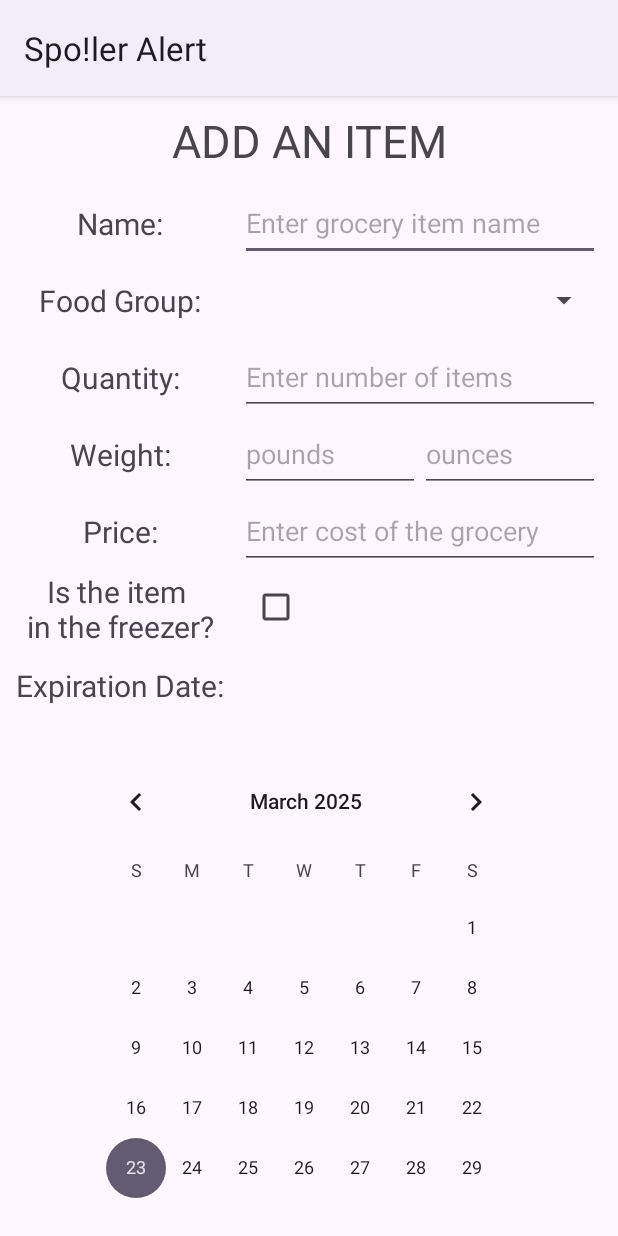
After one commit to lesandra007/Spo-ler-Alert, an Android app: the fragment AddGroceryFragment shown on its own in the app's theme, on a phone screen of 412 x 824 dp. The commit adds this screen. Run offline under Robolectric (Android 15) with nearby library versions, the phone set to English and light mode, and no system bars.

Commit message:
Adding basic UI fragment for grocery input. Has no navigation nor database capabilities yet.

```diff
--- a/app/build.gradle.kts
+++ b/app/build.gradle.kts
@@ -29,6 +29,9 @@ android {
         sourceCompatibility = JavaVersion.VERSION_11
         targetCompatibility = JavaVersion.VERSION_11
     }
+    buildFeatures {
+        viewBinding = true
+    }
 }
 
 dependencies {
@@ -37,6 +40,8 @@ dependencies {
     implementation(libs.material)
     implementation(libs.activity)
     implementation(libs.constraintlayout)
+    implementation(libs.legacy.support.v4)
+    implementation(libs.recyclerview)
     testImplementation(libs.junit)
     androidTestImplementation(libs.ext.junit)
     androidTestImplementation(libs.espresso.core)
--- /dev/null
+++ b/app/src/main/java/edu/sjsu/sase/android/spoleralert/AddGroceryFragment.java
@@ -0,0 +1,64 @@
+package edu.sjsu.sase.android.spoleralert;
+
+import android.os.Bundle;
+
+import androidx.fragment.app.Fragment;
+
+import android.view.LayoutInflater;
+import android.view.View;
+import android.view.ViewGroup;
+
+/**
+ * A simple {@link Fragment} subclass.
+ * Use the {@link AddGroceryFragment#newInstance} factory method to
+ * create an instance of this fragment.
+ */
+public class AddGroceryFragment extends Fragment {
+
+    // TODO: Rename parameter arguments, choose names that match
+    // the fragment initialization parameters, e.g. ARG_ITEM_NUMBER
+    private static final String ARG_PARAM1 = "param1";
+    private static final String ARG_PARAM2 = "param2";
+
+    // TODO: Rename and change types of parameters
+    private String mParam1;
+    private String mParam2;
+
+    public AddGroceryFragment() {
+        // Required empty public constructor
+    }
+
+    /**
+     * Use this factory method to create a new instance of
+     * this fragment using the provided parameters.
+     *
+     * @param param1 Parameter 1.
+     * @param param2 Parameter 2.
+     * @return A new instance of fragment AddGroceryFragment.
+     */
+    // TODO: Rename and change types and number of parameters
+    public static AddGroceryFragment newInstance(String param1, String param2) {
+        AddGroceryFragment fragment = new AddGroceryFragment();
+        Bundle args = new Bundle();
+        args.putString(ARG_PARAM1, param1);
+        args.putString(ARG_PARAM2, param2);
+        fragment.setArguments(args);
+        return fragment;
+    }
+
+    @Override
+    public void onCreate(Bundle savedInstanceState) {
+        super.onCreate(savedInstanceState);
+        if (getArguments() != null) {
+            mParam1 = getArguments().getString(ARG_PARAM1);
+            mParam2 = getArguments().getString(ARG_PARAM2);
+        }
+    }
+
+    @Override
+    public View onCreateView(LayoutInflater inflater, ViewGroup container,
+                             Bundle savedInstanceState) {
+        // Inflate the layout for this fragment
+        return inflater.inflate(R.layout.fragment_add_grocery, container, false);
+    }
+}
--- /dev/null
+++ b/app/src/main/java/edu/sjsu/sase/android/spoleralert/DatabaseManager.java
@@ -0,0 +1,4 @@
+package edu.sjsu.sase.android.spoleralert;
+
+public class DatabaseManager {
+}
--- /dev/null
+++ b/app/src/main/java/edu/sjsu/sase/android/spoleralert/FoodGroups.java
@@ -0,0 +1,9 @@
+package edu.sjsu.sase.android.spoleralert;
+
+public enum FoodGroups{
+    FRUITS,
+    VEGETABLES,
+    GRAINS,
+    PROTEIN,
+    DAIRY
+}
--- /dev/null
+++ b/app/src/main/java/edu/sjsu/sase/android/spoleralert/Grocery.java
@@ -0,0 +1,15 @@
+package edu.sjsu.sase.android.spoleralert;
+
+import java.util.Date;
+
+public class Grocery {
+    private String name;
+    private FoodGroups food_group;
+    private double quantity;
+    private int pounds;
+    private int ounces;
+    private double price;
+    private boolean in_freezer;
+    private Date expiration_date;
+
+}
--- /dev/null
+++ b/app/src/main/java/edu/sjsu/sase/android/spoleralert/placeholder/PlaceholderContent.java
@@ -0,0 +1,72 @@
+package edu.sjsu.sase.android.spoleralert.placeholder;
+
+import java.util.ArrayList;
+import java.util.HashMap;
+import java.util.List;
+import java.util.Map;
+
+/**
+ * Helper class for providing sample content for user interfaces created by
+ * Android template wizards.
+ * <p>
+ * TODO: Replace all uses of this class before publishing your app.
+ */
+public class PlaceholderContent {
+
+    /**
+     * An array of sample (placeholder) items.
+     */
+    public static final List<PlaceholderItem> ITEMS = new ArrayList<PlaceholderItem>();
+
+    /**
+     * A map of sample (placeholder) items, by ID.
+     */
+    public static final Map<String, PlaceholderItem> ITEM_MAP = new HashMap<String, PlaceholderItem>();
+
+    private static final int COUNT = 25;
+
+    static {
+        // Add some sample items.
+        for (int i = 1; i <= COUNT; i++) {
+            addItem(createPlaceholderItem(i));
+        }
+    }
+
+    private static void addItem(PlaceholderItem item) {
+        ITEMS.add(item);
+        ITEM_MAP.put(item.id, item);
+    }
+
+    private static PlaceholderItem createPlaceholderItem(int position) {
+        return new PlaceholderItem(String.valueOf(position), "Item " + position, makeDetails(position));
+    }
+
+    private static String makeDetails(int position) {
+        StringBuilder builder = new StringBuilder();
+        builder.append("Details about Item: ").append(position);
+        for (int i = 0; i < position; i++) {
+            builder.append("\nMore details information here.");
+        }
+        return builder.toString();
+    }
+
+    /**
+     * A placeholder item representing a piece of content.
+     */
+    public static class PlaceholderItem {
+        public final String id;
+        public final String content;
+        public final String details;
+
+        public PlaceholderItem(String id, String content, String details) {
+            this.id = id;
+            this.content = content;
+            this.details = details;
+        }
+
+        @Override
+        public String toString() {
+            return content;
+        }
+    }
+}
--- a/app/src/main/res/layout/activity_main.xml
+++ b/app/src/main/res/layout/activity_main.xml
@@ -5,7 +5,8 @@
     android:id="@+id/main"
     android:layout_width="match_parent"
     android:layout_height="match_parent"
-    tools:context=".MainActivity">
+    tools:context=".MainActivity"
+    android:background="@color/fresh_green">
 
     <TextView
         android:layout_width="wrap_content"
@@ -14,6 +15,18 @@
         app:layout_constraintBottom_toBottomOf="parent"
         app:layout_constraintEnd_toEndOf="parent"
         app:layout_constraintStart_toStartOf="parent"
+        app:layout_constraintTop_toTopOf="parent"
+        app:layout_constraintVertical_bias="0.365" />
+
+    <Button
+        android:id="@+id/button"
+        android:layout_width="wrap_content"
+        android:layout_height="wrap_content"
+        android:layout_marginStart="124dp"
+        android:layout_marginTop="428dp"
+        android:text="@string/open_grocery_list"
+        app:layout_constraintStart_toStartOf="parent"
         app:layout_constraintTop_toTopOf="parent" />
 
+
 </androidx.constraintlayout.widget.ConstraintLayout>
--- /dev/null
+++ b/app/src/main/res/layout/fragment_add_grocery.xml
@@ -0,0 +1,213 @@
+<?xml version="1.0" encoding="utf-8"?>
+<androidx.constraintlayout.widget.ConstraintLayout xmlns:android="http://schemas.android.com/apk/res/android"
+    xmlns:app="http://schemas.android.com/apk/res-auto"
+    xmlns:tools="http://schemas.android.com/tools"
+    android:id="@+id/relativeLayout"
+    android:layout_width="match_parent"
+    android:layout_height="match_parent"
+    tools:context=".AddGroceryFragment">
+
+    <!-- Title -->
+    <TextView
+        android:id="@+id/add_item_title"
+        android:layout_width="match_parent"
+        android:layout_height="60dp"
+        android:gravity="center"
+        android:text="@string/add_an_item"
+        android:textAllCaps="true"
+        android:textSize="@dimen/title_size"
+        app:layout_constraintStart_toStartOf="parent"
+        app:layout_constraintTop_toTopOf="parent" />
+
+    <!-- Input Grocery Name -->
+    <TextView
+        android:id="@+id/item_name_label"
+        android:layout_width="@dimen/label_width"
+        android:layout_height="@dimen/label_height"
+        android:gravity="center"
+        android:text="@string/item_name"
+        android:textSize="@dimen/label_text_size"
+        app:layout_constraintStart_toStartOf="parent"
+        app:layout_constraintTop_toBottomOf="@id/add_item_title" />
+
+    <EditText
+        android:id="@+id/item_name_input"
+        android:layout_width="@dimen/input_width"
+        android:layout_height="50dp"
+        android:hint="@string/item_name_hint"
+        app:layout_constraintStart_toEndOf="@id/item_name_label"
+        app:layout_constraintTop_toBottomOf="@id/add_item_title" />
+
+    <Space
+        android:id="@+id/item_name_spacer"
+        android:layout_width="match_parent"
+        android:layout_height="1dp"
+        app:layout_constraintStart_toStartOf="parent"
+        app:layout_constraintTop_toBottomOf="@id/item_name_label" />
+
+    <!-- Input Grocery Food Group -->
+    <TextView
+        android:id="@+id/item_food_group_label"
+        android:layout_width="@dimen/label_width"
+        android:layout_height="@dimen/label_height"
+        android:gravity="center"
+        android:text="@string/item_food_group"
+        android:textSize="@dimen/label_text_size"
+        app:layout_constraintStart_toStartOf="parent"
+        app:layout_constraintTop_toBottomOf="@id/item_name_spacer" />
+
+    <Spinner
+        android:id="@+id/food_group_dropdown"
+        android:layout_width="@dimen/input_width"
+        android:layout_height="50dp"
+        app:layout_constraintStart_toEndOf="@id/item_food_group_label"
+        app:layout_constraintTop_toBottomOf="@id/item_name_spacer" />
+
+    <Space
+        android:id="@+id/item_food_group_spacer"
+        android:layout_width="match_parent"
+        android:layout_height="1dp"
+        app:layout_constraintStart_toStartOf="parent"
+        app:layout_constraintTop_toBottomOf="@id/item_food_group_label" />
+
+    <!-- Input Grocery Quantity -->
+    <TextView
+        android:id="@+id/item_quantity_label"
+        android:layout_width="@dimen/label_width"
+        android:layout_height="@dimen/label_height"
+        android:gravity="center"
+        android:text="@string/item_quantity"
+        android:textSize="@dimen/label_text_size"
+        app:layout_constraintStart_toStartOf="parent"
+        app:layout_constraintTop_toBottomOf="@id/item_food_group_spacer" />
+
+    <EditText
+        android:id="@+id/item_quantity_input"
+        android:layout_width="@dimen/input_width"
+        android:layout_height="50dp"
+        android:ems="10"
+        android:hint="@string/item_quantity_hint"
+        android:inputType="numberDecimal"
+        app:layout_constraintStart_toEndOf="@+id/item_quantity_label"
+        app:layout_constraintTop_toBottomOf="@id/item_food_group_spacer" />
+
+    <Space
+        android:id="@+id/item_quantity_spacer"
+        android:layout_width="match_parent"
+        android:layout_height="1dp"
+        app:layout_constraintStart_toStartOf="parent"
+        app:layout_constraintTop_toBottomOf="@id/item_quantity_label" />
+
+    <!-- Input Grocery Weight -->
+    <TextView
+        android:id="@+id/item_weight_label"
+        android:layout_width="@dimen/label_width"
+        android:layout_height="@dimen/label_height"
+        android:gravity="center"
+        android:text="@string/item_weight"
+        android:textSize="@dimen/label_text_size"
+        app:layout_constraintStart_toStartOf="parent"
+        app:layout_constraintTop_toBottomOf="@id/item_quantity_spacer" />
+
+    <EditText
+        android:id="@+id/item_pounds_input"
+        android:layout_width="120dp"
+        android:layout_height="50dp"
+        android:ems="10"
+        android:hint="pounds"
+        android:inputType="number"
+        app:layout_constraintStart_toEndOf="@id/item_weight_label"
+        app:layout_constraintTop_toBottomOf="@id/item_quantity_spacer" />
+
+    <EditText
+        android:id="@+id/item_ounces_input"
+        android:layout_width="120dp"
+        android:layout_height="50dp"
+        android:ems="10"
+        android:hint="ounces"
+        android:inputType="number"
+        app:layout_constraintStart_toEndOf="@id/item_pounds_input"
+        app:layout_constraintTop_toBottomOf="@id/item_quantity_spacer" />
+
+    <Space
+        android:id="@+id/item_weight_spacer"
+        android:layout_width="match_parent"
+        android:layout_height="1dp"
+        app:layout_constraintStart_toStartOf="parent"
+        app:layout_constraintTop_toBottomOf="@id/item_weight_label" />
+
+    <!-- Input Grocery Price -->
+    <TextView
+        android:id="@+id/item_price_label"
+        android:layout_width="@dimen/label_width"
+        android:layout_height="@dimen/label_height"
+        android:gravity="center"
+        android:text="@string/item_price"
+        android:textSize="@dimen/label_text_size"
+        app:layout_constraintStart_toStartOf="parent"
+        app:layout_constraintTop_toBottomOf="@id/item_weight_spacer" />
+
+    <EditText
+        android:id="@+id/item_price_input"
+        android:layout_width="@dimen/input_width"
+        android:layout_height="50dp"
+        android:ems="10"
+        android:hint="@string/item_price_hint"
+        android:inputType="numberDecimal"
+        app:layout_constraintStart_toEndOf="@id/item_price_label"
+        app:layout_constraintTop_toBottomOf="@id/item_weight_spacer" />
+
+    <Space
+        android:id="@+id/item_price_spacer"
+        android:layout_width="match_parent"
+        android:layout_height="1dp"
+        app:layout_constraintStart_toStartOf="parent"
+        app:layout_constraintTop_toBottomOf="@id/item_price_label" />
+
+    <!-- Input Grocery Freezer Status -->
+    <TextView
+        android:id="@+id/item_freezer_status_label"
+        android:layout_width="@dimen/label_width"
+        android:layout_height="@dimen/label_height"
+        android:gravity="center"
+        android:text="@string/freezer_status"
+        android:textSize="@dimen/label_text_size"
+        app:layout_constraintStart_toStartOf="parent"
+        app:layout_constraintTop_toBottomOf="@id/item_price_spacer" />
+
+    <CheckBox
+        android:id="@+id/checkBox"
+        android:layout_width="wrap_content"
+        android:layout_height="wrap_content"
+        app:layout_constraintStart_toEndOf="@id/item_freezer_status_label"
+        app:layout_constraintTop_toBottomOf="@id/item_price_spacer" />
+
+    <Space
+        android:id="@+id/item_freezer_status_spacer"
+        android:layout_width="match_parent"
+        android:layout_height="1dp"
+        app:layout_constraintStart_toStartOf="parent"
+        app:layout_constraintTop_toBottomOf="@id/item_freezer_status_label" />
+
+    <!-- Input Grocery Expiration Date -->
+    <TextView
+        android:id="@+id/item_expiration_date_label"
+        android:layout_width="@dimen/label_width"
+        android:layout_height="@dimen/label_height"
+        android:gravity="center"
+        android:text="@string/item_expiration"
+        android:textSize="@dimen/label_text_size"
+        app:layout_constraintStart_toStartOf="parent"
+        app:layout_constraintTop_toBottomOf="@id/item_freezer_status_spacer" />
+
+    <CalendarView
+        android:id="@+id/calendarView2"
+        android:layout_width="304dp"
+        android:layout_height="307dp"
+        android:layout_marginStart="52dp"
+        android:layout_marginBottom="16dp"
+        app:layout_constraintBottom_toBottomOf="parent"
+        app:layout_constraintStart_toStartOf="parent" />
+
+
+</androidx.constraintlayout.widget.ConstraintLayout>
--- a/app/src/main/res/values/colors.xml
+++ b/app/src/main/res/values/colors.xml
@@ -2,4 +2,7 @@
 <resources>
     <color name="black">#FF000000</color>
     <color name="white">#FFFFFFFF</color>
+    <color name="expiring_red">#F04337</color>
+    <color name="ready_yellow">#E3B612</color>
+    <color name="fresh_green">#5BC232</color>
 </resources>
--- /dev/null
+++ b/app/src/main/res/values/dimens.xml
@@ -0,0 +1,9 @@
+<?xml version="1.0" encoding="utf-8"?>
+<resources>
+    <dimen name="text_margin">16dp</dimen>
+    <dimen name="label_text_size">20sp</dimen>
+    <dimen name="title_size">30sp</dimen>
+    <dimen name="label_width">160dp</dimen>
+    <dimen name="label_height">50dp</dimen>
+    <dimen name="input_width">240dp</dimen>
+</resources>
--- a/app/src/main/res/values/strings.xml
+++ b/app/src/main/res/values/strings.xml
@@ -1,3 +1,21 @@
 <resources>
     <string name="app_name">Spo!ler Alert</string>
+
+    <string name="expiring">EXPIRING SOON</string>
+    <string name="ready">READY TO USE</string>
+    <string name="fresh">FRESH</string>
+
+    <string name="open_grocery_list">Open Grocery List</string>
+
+    <string name="add_an_item">ADD AN ITEM</string>
+    <string name="item_name">Name:</string>
+    <string name="item_name_hint">Enter grocery item name</string>
+    <string name="item_food_group">Food Group:</string>
+    <string name="item_quantity">Quantity:</string>
+    <string name="item_quantity_hint">Enter number of items</string>
+    <string name="item_weight">Weight:</string>
+    <string name="item_price">Price:</string>
+    <string name="item_price_hint">Enter cost of the grocery</string>
+    <string name="freezer_status">Is the item \nin the freezer?</string>
+    <string name="item_expiration">Expiration Date:</string>
 </resources>
--- a/app/src/main/res/values/themes.xml
+++ b/app/src/main/res/values/themes.xml
@@ -1,6 +1,6 @@
 <resources xmlns:tools="http://schemas.android.com/tools">
     <!-- Base application theme. -->
-    <style name="Base.Theme.SpolerAlert" parent="Theme.Material3.DayNight.NoActionBar">
+    <style name="Base.Theme.SpolerAlert" parent="Theme.Material3.DayNight">
         <!-- Customize your light theme here. -->
         <!-- <item name="colorPrimary">@color/my_light_primary</item> -->
     </style>
--- a/gradle/libs.versions.toml
+++ b/gradle/libs.versions.toml
@@ -7,6 +7,8 @@ appcompat = "1.7.0"
 material = "1.12.0"
 activity = "1.10.0"
 constraintlayout = "2.2.0"
+legacySupportV4 = "1.0.0"
+recyclerview = "1.3.0"
 
 [libraries]
 junit = { group = "junit", name = "junit", version.ref = "junit" }
@@ -16,6 +18,8 @@ appcompat = { group = "androidx.appcompat", name = "appcompat", version.ref = "a
 material = { group = "com.google.android.material", name = "material", version.ref = "material" }
 activity = { group = "androidx.activity", name = "activity", version.ref = "activity" }
 constraintlayout = { group = "androidx.constraintlayout", name = "constraintlayout", version.ref = "constraintlayout" }
+legacy-support-v4 = { group = "androidx.legacy", name = "legacy-support-v4", version.ref = "legacySupportV4" }
+recyclerview = { group = "androidx.recyclerview", name = "recyclerview", version.ref = "recyclerview" }
 
 [plugins]
 android-application = { id = "com.android.application", version.ref = "agp" }
```
